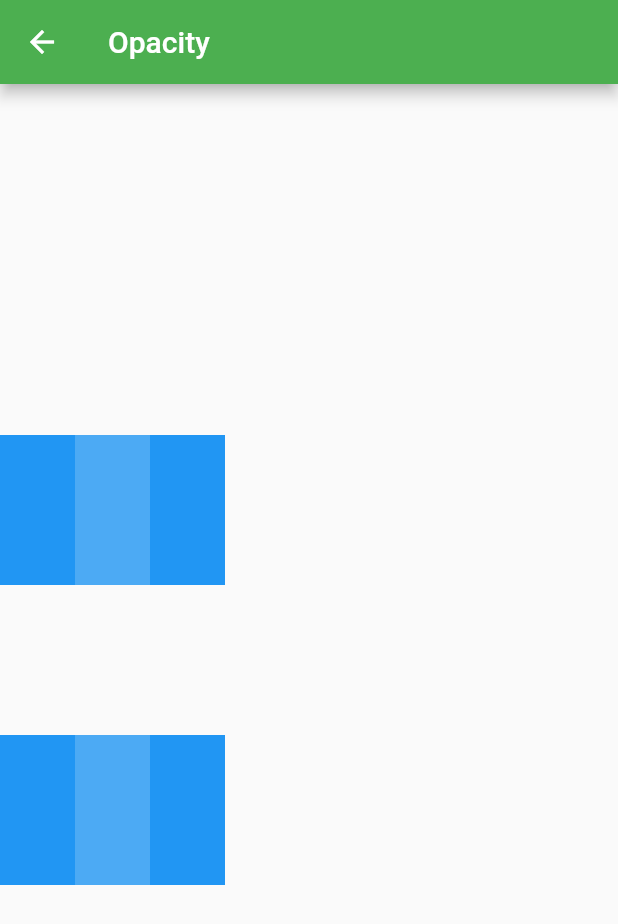
After one commit to kazuao/flutter_widget_of_the_week_sample, a Flutter app: the screen it shows after launch, after a tap on "Opacity", on a phone screen of 412 x 824 dp. The commit adds this screen. Shown: the top 924 px of the screen. Run offline on Flutter 3.47's test engine with Material 2 defaults, Android fonts, the light colour scheme and no system bars.

Commit message:
add Animation Controller, Opacity, Future Builder

```diff
--- a/widget_of_the_week_sample/lib/import_class.dart
+++ b/widget_of_the_week_sample/lib/import_class.dart
@@ -1,3 +1,6 @@
 export 'widget_list/safe_area_sample.dart';
 export 'widget_list/expaded_sample.dart';
 export 'widget_list/wrap_sample.dart';
+export 'widget_list/animated_controller_sample.dart';
+export 'widget_list/opacity_sample.dart';
+export 'widget_list/future_builder_sample.dart';
--- a/widget_of_the_week_sample/lib/main.dart
+++ b/widget_of_the_week_sample/lib/main.dart
@@ -32,6 +32,10 @@ class BodyApp extends StatelessWidget {
               _makeElevatedButton(context, 'Safe Area', SafeAreaSamples()),
               _makeElevatedButton(context, 'Expaded', ExpadedSample()),
               _makeElevatedButton(context, 'Wrap', WrapSample()),
+              _makeElevatedButton(context, 'Animated', AnimatedController()),
+              _makeElevatedButton(context, 'Opacity', OpacitySample()),
+              _makeElevatedButton(
+                  context, 'Future Builder', FutureBuilderSample()),
             ],
           ),
         ),
--- /dev/null
+++ b/widget_of_the_week_sample/lib/widget_list/opacity_sample.dart
@@ -0,0 +1,97 @@
+import 'package:flutter/material.dart';
+
+class OpacitySample extends StatefulWidget {
+  OpacitySample({Key key}) : super(key: key);
+
+  @override
+  _OpacitySampleState createState() => _OpacitySampleState();
+}
+
+class _OpacitySampleState extends State<OpacitySample> {
+  bool selected = false;
+  bool animatedSelected = false;
+
+  @override
+  Widget build(BuildContext context) {
+    return Scaffold(
+      appBar: AppBar(title: const Text('Opacity')),
+      body: Center(
+        child: Column(
+          mainAxisAlignment: MainAxisAlignment.center,
+          children: [
+            rowBox(),
+            SizedBox(
+              height: 100,
+            ),
+            animatedRowBox(),
+          ],
+        ),
+      ),
+    );
+  }
+
+  GestureDetector rowBox() {
+    return GestureDetector(
+      onTap: () {
+        setState(() {
+          selected = !selected;
+        });
+      },
+      child: Row(
+        children: [
+          Container(
+            color: Colors.blue,
+            height: 100,
+            width: 50,
+          ),
+          Opacity(
+            opacity: selected ? 0.3 : 0.8,
+            child: Container(
+              color: Colors.blue,
+              height: 100,
+              width: 50,
+            ),
+          ),
+          Container(
+            color: Colors.blue,
+            height: 100,
+            width: 50,
+          ),
+        ],
+      ),
+    );
+  }
+
+  GestureDetector animatedRowBox() {
+    return GestureDetector(
+      onTap: () {
+        setState(() {
+          animatedSelected = !animatedSelected;
+        });
+      },
+      child: Row(
+        children: [
+          Container(
+            color: Colors.blue,
+            height: 100,
+            width: 50,
+          ),
+          AnimatedOpacity(
+            opacity: animatedSelected ? 0.3 : 0.8,
+            duration: Duration(seconds: 1),
+            child: Container(
+              color: Colors.blue,
+              height: 100,
+              width: 50,
+            ),
+          ),
+          Container(
+            color: Colors.blue,
+            height: 100,
+            width: 50,
+          ),
+        ],
+      ),
+    );
+  }
+}
```
Also changed, not shown: widget_of_the_week_sample/lib/widget_list/animated_controller_sample.dart (added, +38 -0 lines), widget_of_the_week_sample/lib/widget_list/future_builder_sample.dart (added, +87 -0 lines).
